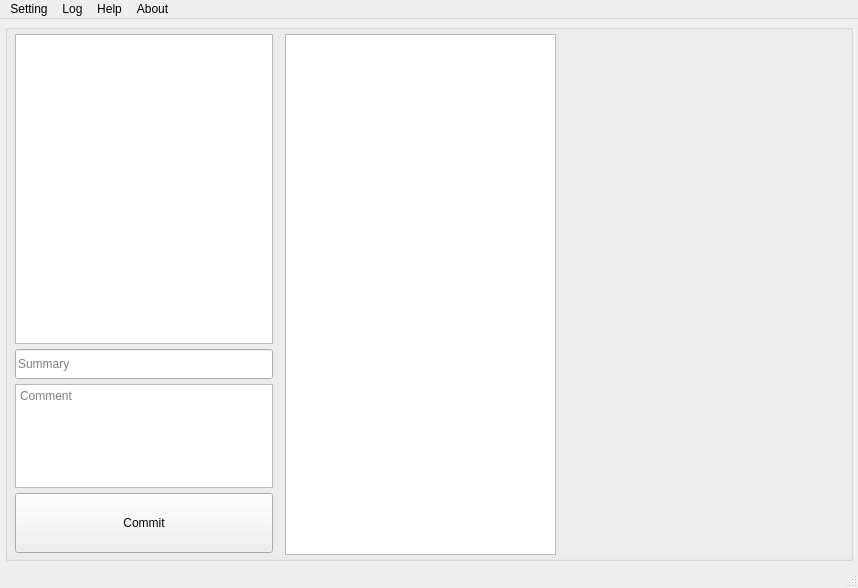
The window that ui/rigit_main.ui (zebraed/rigit) describes before a commit, drawn with Qt 5.
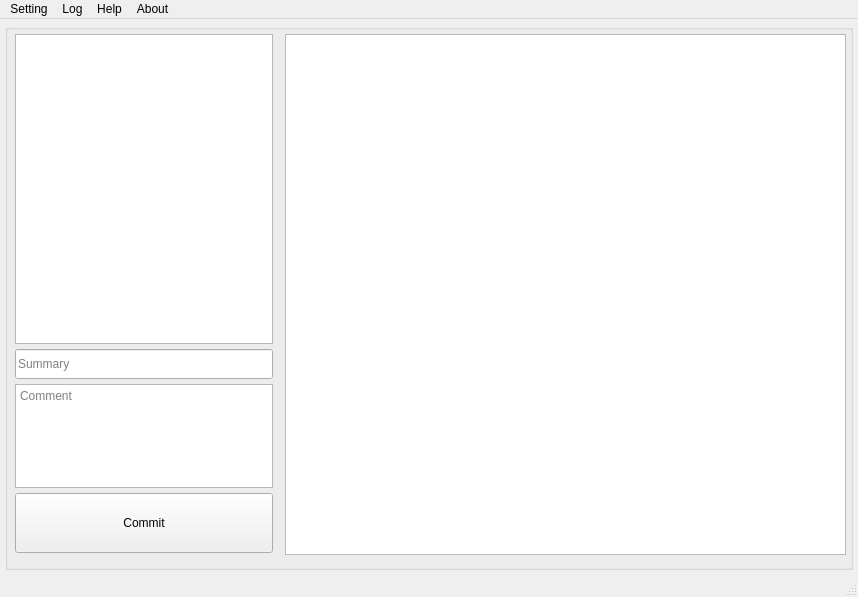
The same window after the commit.

```diff
--- a/ui/rigit_main.ui
+++ b/ui/rigit_main.ui
@@ -7,7 +7,7 @@
     <x>0</x>
     <y>0</y>
     <width>858</width>
-    <height>588</height>
+    <height>597</height>
    </rect>
   </property>
   <property name="sizePolicy">
@@ -212,7 +212,7 @@
         <rect>
          <x>280</x>
          <y>10</y>
-         <width>271</width>
+         <width>561</width>
          <height>521</height>
         </rect>
        </property>
```
Left out of the diff: 2 changed lines with no effect on the pictures.
